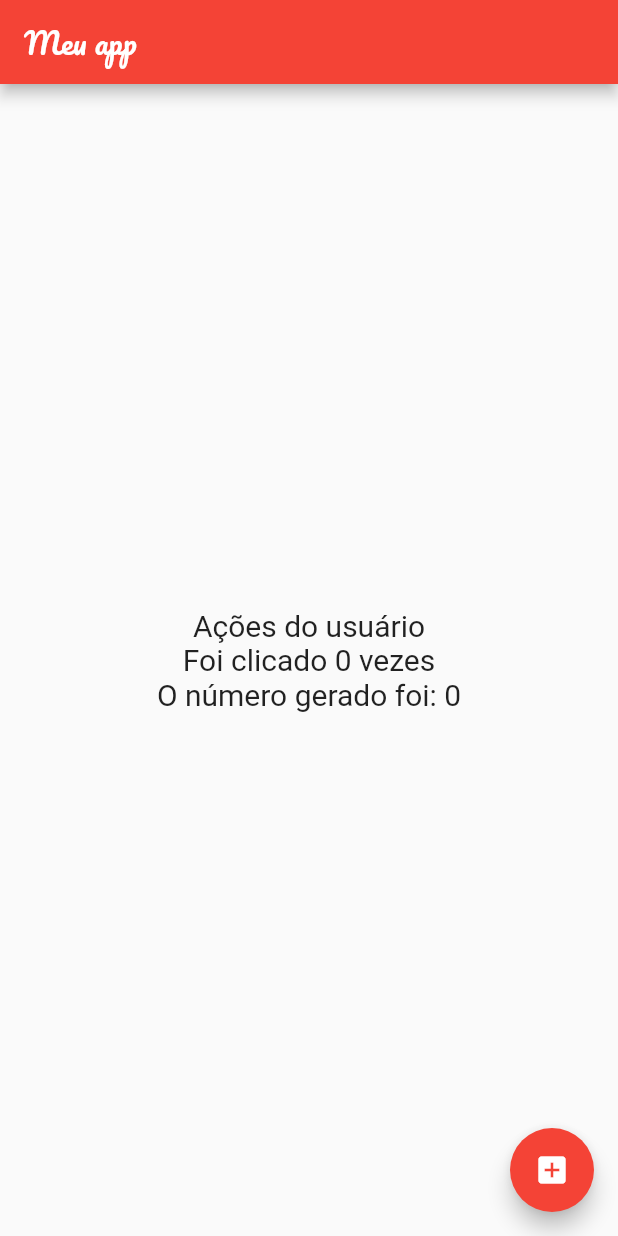
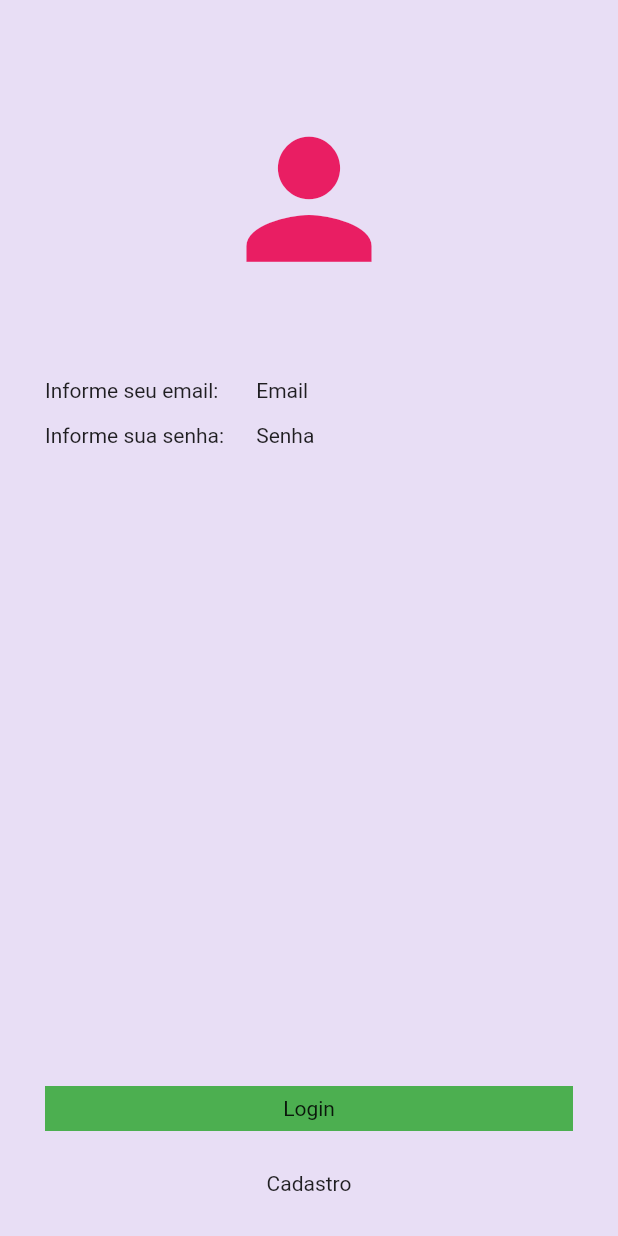
Before and after one commit to Brumidori/flutter-app, a Flutter app: the screen it shows after launch, on a phone screen of 412 x 824 dp. Run offline on Flutter 3.47's test engine with Material 2 defaults, Android fonts, the phone set to English and light mode, and no system bars; our stand-ins replace google_fonts; Roboto replaces fonts that are missing (Acme).

Commit message:
pagina de login com blocos

```diff
--- a/lib/my_app.dart
+++ b/lib/my_app.dart
@@ -1,5 +1,6 @@
 import 'package:flutter/material.dart';
 import 'package:google_fonts/google_fonts.dart';
+import 'package:trilhaapp/pages/login_page.dart';
 
 import 'pages/home_page.dart';
 
@@ -11,9 +12,8 @@ class MyApp extends StatelessWidget {
     return MaterialApp(
       debugShowCheckedModeBanner: false,
       theme: ThemeData(
-          primarySwatch: Colors.red,
-          textTheme: GoogleFonts.pacificoTextTheme()),
-      home: const HomePage(),
+          primarySwatch: Colors.red, textTheme: GoogleFonts.robotoTextTheme()),
+      home: const LoginPage(),
     );
   }
 }
--- a/lib/pages/home_page.dart
+++ b/lib/pages/home_page.dart
@@ -40,6 +40,19 @@ class _HomePageState extends State<HomePage> {
               "O número gerado foi: $numeroGerado",
               style: GoogleFonts.acme(fontSize: 20),
             ),
+            Row(
+              mainAxisAlignment: MainAxisAlignment.spaceBetween,
+              children: [
+                Text(
+                  "10",
+                  style: GoogleFonts.acme(fontSize: 20),
+                ),
+                Text(
+                  "20",
+                  style: GoogleFonts.acme(fontSize: 20),
+                ),
+              ],
+            )
           ],
         ),
       ),
--- /dev/null
+++ b/lib/pages/login_page.dart
@@ -0,0 +1,82 @@
+import 'package:flutter/material.dart';
+
+class LoginPage extends StatefulWidget {
+  const LoginPage({Key? key}) : super(key: key);
+
+  @override
+  State<LoginPage> createState() => _LoginPageState();
+}
+
+class _LoginPageState extends State<LoginPage> {
+  @override
+  Widget build(BuildContext context) {
+    return Scaffold(
+        backgroundColor: Color.fromARGB(255, 232, 222, 245),
+        body: SizedBox(
+          width: double.infinity,
+          child: Column(
+            crossAxisAlignment: CrossAxisAlignment.center,
+            children: [
+              const SizedBox(
+                height: 70,
+              ),
+              const Icon(
+                Icons.person,
+                size: 125,
+                color: Colors.pink,
+              ),
+              const SizedBox(
+                height: 50,
+              ),
+              Container(
+                width: double.infinity,
+                margin: EdgeInsets.symmetric(horizontal: 30),
+                height: 30,
+                alignment: Alignment.center,
+                child: const Row(
+                  children: [
+                    Expanded(flex: 2, child: Text("Informe seu email:")),
+                    Expanded(flex: 3, child: Text("Email")),
+                  ],
+                ),
+              ),
+              Container(
+                width: double.infinity,
+                margin: EdgeInsets.symmetric(horizontal: 30),
+                height: 30,
+                alignment: Alignment.center,
+                child: const Row(
+                  children: [
+                    Expanded(flex: 2, child: Text("Informe sua senha:")),
+                    Expanded(flex: 3, child: Text("Senha")),
+                  ],
+                ),
+              ),
+              Expanded(
+                child: Container(),
+              ),
+              Container(
+                width: double.infinity,
+                margin: EdgeInsets.symmetric(horizontal: 30),
+                color: Colors.green,
+                height: 30,
+                alignment: Alignment.center,
+                child: Text("Login"),
+              ),
+              const SizedBox(
+                height: 20,
+              ),
+              Container(
+                margin: EdgeInsets.symmetric(horizontal: 30),
+                height: 30,
+                alignment: Alignment.center,
+                child: Text("Cadastro"),
+              ),
+              const SizedBox(
+                height: 20,
+              )
+            ],
+          ),
+        ));
+  }
+}
```
